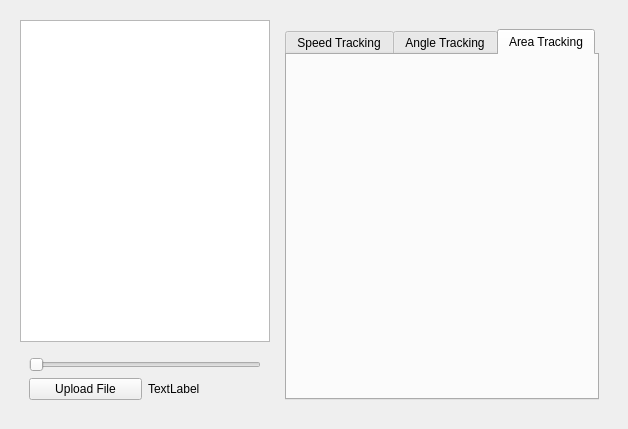
Qt form scalingtool.ui (Tokyo-MQP-2024/IgniteCV) before a commit.
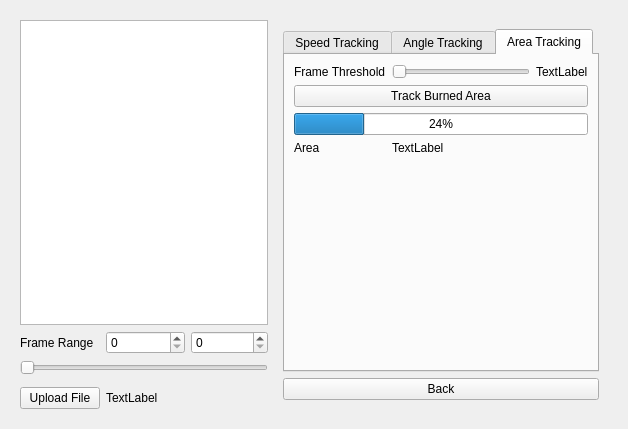
The same form after that commit. The open tabs and pages were chosen to show the change.

Commit message: wokring state of area, angle, and position tracking

Diff of the .ui file:
```diff
--- a/scalingtool.ui
+++ b/scalingtool.ui
@@ -14,11 +14,11 @@
    <string>Form</string>
   </property>
   <layout class="QGridLayout" name="gridLayout_2">
-   <item row="1" column="0">
+   <item row="0" column="0">
     <widget class="QStackedWidget" name="stackedWidget">
      <widget class="QWidget" name="ManualScale">
       <layout class="QGridLayout" name="gridLayout">
-       <item row="0" column="1" rowspan="2">
+       <item row="0" column="3" rowspan="5">
         <widget class="QStackedWidget" name="EditPanel">
          <widget class="QWidget" name="page">
           <layout class="QGridLayout" name="gridLayout_7">
@@ -283,13 +283,6 @@
                  </property>
                 </widget>
                </item>
-               <item row="15" column="0" colspan="3">
-                <widget class="QPushButton" name="pushButton_9">
-                 <property name="text">
-                  <string>Back</string>
-                 </property>
-                </widget>
-               </item>
                <item row="8" column="0" colspan="3">
                 <widget class="QPushButton" name="pushButton_8">
                  <property name="text">
@@ -440,9 +433,80 @@
               <attribute name="title">
                <string>Area Tracking</string>
               </attribute>
+              <layout class="QGridLayout" name="gridLayout_13">
+               <item row="3" column="0" colspan="3">
+                <widget class="QProgressBar" name="AreaProgress">
+                 <property name="value">
+                  <number>24</number>
+                 </property>
+                </widget>
+               </item>
+               <item row="1" column="0">
+                <widget class="QLabel" name="label_10">
+                 <property name="text">
+                  <string>Frame Threshold</string>
+                 </property>
+                </widget>
+               </item>
+               <item row="1" column="2">
+                <widget class="QLabel" name="FrameThreshLabel">
+                 <property name="text">
+                  <string>TextLabel</string>
+                 </property>
+                </widget>
+               </item>
+               <item row="2" column="0" colspan="3">
+                <widget class="QPushButton" name="AreaTrackButton">
+                 <property name="text">
+                  <string>Track Burned Area</string>
+                 </property>
+                </widget>
+               </item>
+               <item row="1" column="1">
+                <widget class="QSlider" name="FrameThreshSlider">
+                 <property name="orientation">
+                  <enum>Qt::Orientation::Horizontal</enum>
+                 </property>
+                </widget>
+               </item>
+               <item row="5" column="1">
+                <spacer name="verticalSpacer_3">
+                 <property name="orientation">
+                  <enum>Qt::Orientation::Vertical</enum>
+                 </property>
+                 <property name="sizeHint" stdset="0">
+                  <size>
+                   <width>20</width>
+                   <height>40</height>
+                  </size>
+                 </property>
+                </spacer>
+               </item>
+               <item row="4" column="0">
+                <widget class="QLabel" name="label_12">
+                 <property name="text">
+                  <string>Area</string>
+                 </property>
+                </widget>
+               </item>
+               <item row="4" column="1">
+                <widget class="QLabel" name="AreaLabel">
+                 <property name="text">
+                  <string>TextLabel</string>
+                 </property>
+                </widget>
+               </item>
+              </layout>
              </widget>
             </widget>
            </item>
+           <item row="2" column="0">
+            <widget class="QPushButton" name="pushButton_9">
+             <property name="text">
+              <string>Back</string>
+             </property>
+            </widget>
+           </item>
           </layout>
          </widget>
          <widget class="QWidget" name="page_3">
@@ -458,34 +522,46 @@
          </widget>
         </widget>
        </item>
-       <item row="0" column="0">
+       <item row="1" column="1">
+        <widget class="QSpinBox" name="startFrame"/>
+       </item>
+       <item row="0" column="0" colspan="3">
         <widget class="QGraphicsView" name="FileViewWindow"/>
        </item>
        <item row="1" column="0">
+        <widget class="QLabel" name="label_11">
+         <property name="text">
+          <string>Frame Range</string>
+         </property>
+        </widget>
+       </item>
+       <item row="4" column="2">
         <widget class="QWidget" name="widget" native="true">
-         <layout class="QGridLayout" name="gridLayout_8">
-          <item row="0" column="0" colspan="2">
-           <widget class="QSlider" name="VideoScroll">
-            <property name="orientation">
-             <enum>Qt::Orientation::Horizontal</enum>
-            </property>
-           </widget>
-          </item>
-          <item row="1" column="1">
-           <widget class="QLabel" name="FileLabel">
-            <property name="text">
-             <string>TextLabel</string>
-            </property>
-           </widget>
-          </item>
-          <item row="1" column="0">
-           <widget class="QPushButton" name="pushButton_2">
-            <property name="text">
-             <string>Upload File</string>
-            </property>
-           </widget>
-          </item>
-         </layout>
+         <layout class="QGridLayout" name="gridLayout_8"/>
+        </widget>
+       </item>
+       <item row="1" column="2">
+        <widget class="QSpinBox" name="endFrame"/>
+       </item>
+       <item row="4" column="0">
+        <widget class="QPushButton" name="pushButton_2">
+         <property name="text">
+          <string>Upload File</string>
+         </property>
+        </widget>
+       </item>
+       <item row="4" column="1">
+        <widget class="QLabel" name="FileLabel">
+         <property name="text">
+          <string>TextLabel</string>
+         </property>
+        </widget>
+       </item>
+       <item row="2" column="0" colspan="3">
+        <widget class="QSlider" name="VideoScroll">
+         <property name="orientation">
+          <enum>Qt::Orientation::Horizontal</enum>
+         </property>
         </widget>
        </item>
       </layout>
```
Left out of the diff: 68 changed lines with no effect on the pictures. The commit also changes 7 other files.
